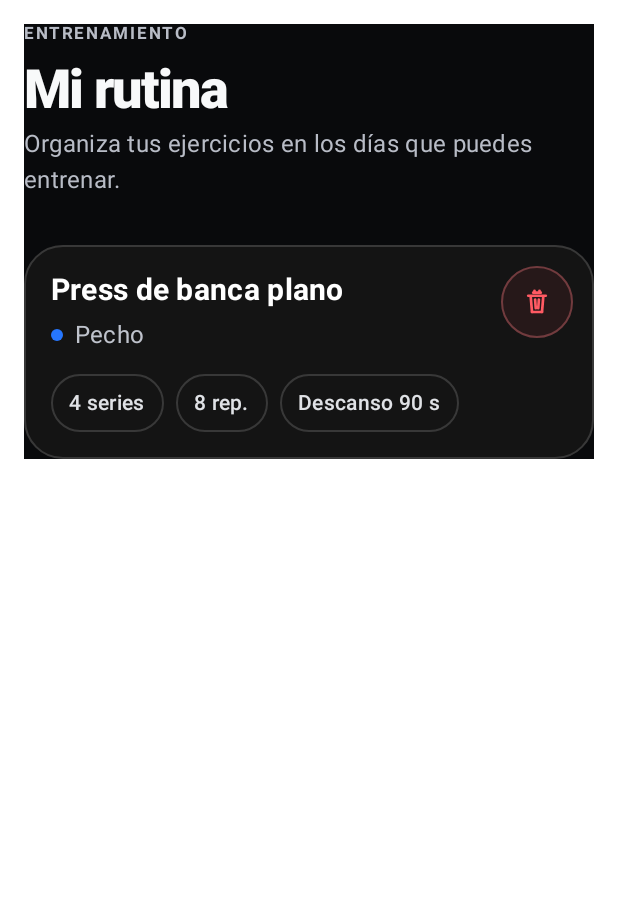
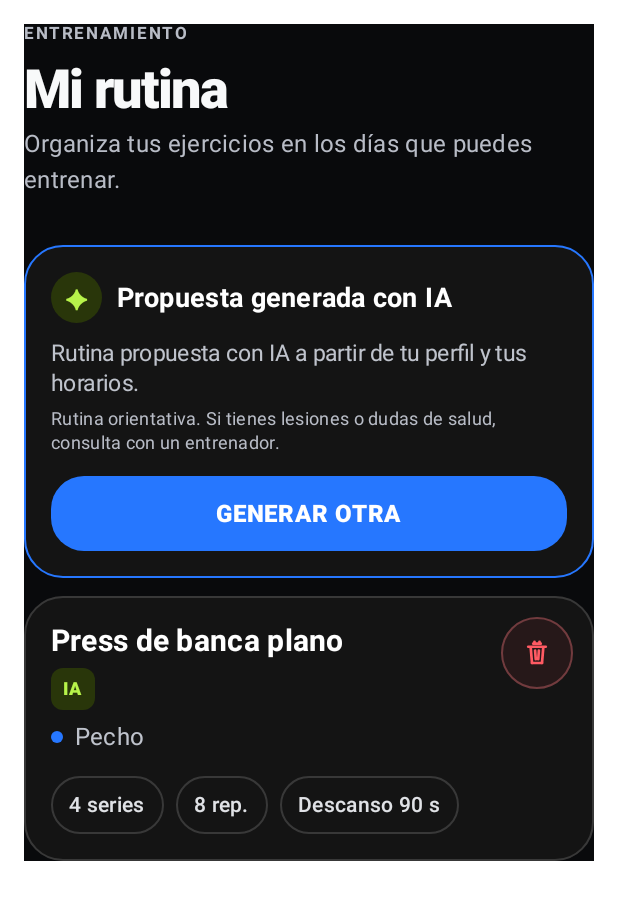
Before and after one commit to fabian-raam/YourPeak, an Android app built with Jetpack Compose: the @Preview function MiRutinaPreview, on a phone screen of 412 x 824 dp. Shown: the top 900 px of the screen. Run offline under Robolectric (Android 15) with nearby library versions, the phone set to English and light mode, and no system bars.

Commit message:
Agrega el generador de rutina con IA a la app móvil

```diff
--- a/Mobile/app/src/main/java/com/ramirez/yourpeak/ui/home/MiRutinaScreen.kt
+++ b/Mobile/app/src/main/java/com/ramirez/yourpeak/ui/home/MiRutinaScreen.kt
@@ -97,6 +97,14 @@ fun MiRutinaScreen(
                 TextButton(onClick = viewModel::reintentar) { Text("Reintentar") }
             }
             else -> {
+                TarjetaRutinaIa(
+                    propuesta = estado.propuesta,
+                    generando = estado.generando,
+                    habilitado = estado.puedeGenerar,
+                    hayDiasDisponibles = estado.dias.any { it.disponible },
+                    generar = viewModel::generar
+                )
+                Spacer(Modifier.height(16.dp))
                 Row(
                     modifier = Modifier.fillMaxWidth(),
                     horizontalArrangement = Arrangement.spacedBy(6.dp)
@@ -208,7 +216,7 @@ fun MiRutinaScreen(
                             Spacer(Modifier.height(12.dp))
                             Button(
                                 onClick = { mostrarSelector = true },
-                                enabled = estado.catalogo.isNotEmpty(),
+                                enabled = estado.catalogo.isNotEmpty() && !estado.generando,
                                 modifier = Modifier.height(50.dp),
                                 shape = RoundedCornerShape(22.dp)
                             ) {
@@ -262,7 +270,7 @@ fun MiRutinaScreen(
                 ) {
                     OutlinedButton(
                         onClick = viewModel::restablecer,
-                        enabled = estado.hayCambios && !estado.guardando,
+                        enabled = estado.hayCambios && !estado.guardando && !estado.generando,
                         modifier = Modifier.weight(1f).height(50.dp),
                         shape = RoundedCornerShape(18.dp)
                     ) {
@@ -270,7 +278,7 @@ fun MiRutinaScreen(
                     }
                     Button(
                         onClick = viewModel::guardar,
-                        enabled = estado.hayCambios && !estado.guardando,
+                        enabled = estado.hayCambios && !estado.guardando && !estado.generando,
                         modifier = Modifier.weight(1f).height(50.dp),
                         shape = RoundedCornerShape(18.dp)
                     ) {
@@ -339,6 +347,10 @@ private fun EjercicioAsignadoFila(ejercicio: EjercicioRutinaUi, quitar: () -> Un
                         fontWeight = FontWeight.Bold,
                         color = Color.White
                     )
+                    if (ejercicio.origen == ORIGEN_IA) {
+                        Spacer(Modifier.height(6.dp))
+                        EtiquetaIa()
+                    }
                     Spacer(Modifier.height(6.dp))
                     Row(verticalAlignment = Alignment.CenterVertically) {
                         Spacer(
@@ -367,6 +379,102 @@ private fun EjercicioAsignadoFila(ejercicio: EjercicioRutinaUi, quitar: () -> Un
                 EtiquetaDatoRutina("Descanso ${ejercicio.descansoSegundos} s")
             }
         }
+    }
+}
+
+/** Tarjeta para pedir una rutina al generador con IA; la propuesta no se guarda hasta pulsar «Guardar». */
+@Composable
+private fun TarjetaRutinaIa(
+    propuesta: PropuestaIa?,
+    generando: Boolean,
+    habilitado: Boolean,
+    hayDiasDisponibles: Boolean,
+    generar: () -> Unit
+) {
+    Surface(
+        modifier = Modifier.fillMaxWidth(),
+        shape = RoundedCornerShape(26.dp),
+        color = Color(0xFF141414),
+        border = BorderStroke(1.dp, if (propuesta != null) MaterialTheme.colorScheme.primary else Color(0xFF383838))
+    ) {
+        Column(Modifier.padding(18.dp)) {
+            Row(verticalAlignment = Alignment.CenterVertically) {
+                Surface(modifier = Modifier.size(34.dp), shape = CircleShape, color = Color(0xFF29360A)) {
+                    Box(contentAlignment = Alignment.Center) {
+                        Text("✦", fontSize = 17.sp, fontWeight = FontWeight.Black, color = Color(0xFFB7F34A))
+                    }
+                }
+                Spacer(Modifier.width(10.dp))
+                Text(
+                    when {
+                        propuesta == null -> "Rutina con IA"
+                        propuesta.conGemini -> "Propuesta generada con IA"
+                        else -> "Propuesta generada por reglas"
+                    },
+                    fontSize = 18.sp,
+                    fontWeight = FontWeight.Bold,
+                    color = Color.White
+                )
+            }
+            Spacer(Modifier.height(10.dp))
+            Text(
+                when {
+                    propuesta != null -> propuesta.mensaje
+                    hayDiasDisponibles -> "Te proponemos una semana de entrenamiento según tu perfil, tus horarios y el catálogo del gimnasio. Podrás revisarla antes de guardarla."
+                    else -> "Marca al menos un día en tu disponibilidad para generar una rutina."
+                },
+                fontSize = 15.sp,
+                lineHeight = 20.sp,
+                color = Color(0xFFBFC3CC)
+            )
+            Spacer(Modifier.height(6.dp))
+            Text(
+                "Rutina orientativa. Si tienes lesiones o dudas de salud, consulta con un entrenador.",
+                fontSize = 12.sp,
+                lineHeight = 16.sp,
+                color = MaterialTheme.colorScheme.onSurfaceVariant
+            )
+            Spacer(Modifier.height(14.dp))
+            Button(
+                onClick = generar,
+                enabled = habilitado,
+                modifier = Modifier.fillMaxWidth().height(50.dp),
+                shape = RoundedCornerShape(22.dp)
+            ) {
+                if (generando) {
+                    CircularProgressIndicator(
+                        modifier = Modifier.height(18.dp),
+                        strokeWidth = 2.dp,
+                        color = MaterialTheme.colorScheme.onPrimary
+                    )
+                    Spacer(Modifier.width(8.dp))
+                }
+                Text(
+                    when {
+                        generando -> "GENERANDO"
+                        propuesta != null -> "GENERAR OTRA"
+                        else -> "GENERAR CON IA"
+                    },
+                    fontSize = 16.sp,
+                    fontWeight = FontWeight.Black,
+                    letterSpacing = 0.5.sp
+                )
+            }
+        }
+    }
+}
+
+@Composable
+private fun EtiquetaIa() {
+    Surface(shape = RoundedCornerShape(8.dp), color = Color(0xFF29360A)) {
+        Text(
+            "IA",
+            modifier = Modifier.padding(horizontal = 8.dp, vertical = 2.dp),
+            fontSize = 12.sp,
+            fontWeight = FontWeight.Black,
+            letterSpacing = 0.6.sp,
+            color = Color(0xFFB7F34A)
+        )
     }
 }
 
@@ -668,8 +776,16 @@ private fun MiRutinaPreview() {
                     introduccion = "Organiza tus ejercicios en los días que puedes entrenar."
                 )
                 Spacer(Modifier.height(12.dp))
+                TarjetaRutinaIa(
+                    propuesta = PropuestaIa("GEMINI", "Rutina propuesta con IA a partir de tu perfil y tus horarios."),
+                    generando = false,
+                    habilitado = true,
+                    hayDiasDisponibles = true,
+                    generar = {}
+                )
+                Spacer(Modifier.height(12.dp))
                 EjercicioAsignadoFila(
-                    EjercicioRutinaUi(1, "Press de banca plano", "Pecho", "REPETICIONES", 4, 8, null, 90),
+                    EjercicioRutinaUi(1, "Press de banca plano", "Pecho", "REPETICIONES", 4, 8, null, 90, ORIGEN_IA),
                     quitar = {}
                 )
             }
```
Also changed, not shown: Mobile/app/src/main/java/com/ramirez/yourpeak/data/model/RutinaModels.kt (+7 -0 lines), Mobile/app/src/main/java/com/ramirez/yourpeak/data/network/ApiService.kt (+8 -0 lines), Mobile/app/src/main/java/com/ramirez/yourpeak/data/repository/RutinaRepository.kt (+22 -0 lines), Mobile/app/src/main/java/com/ramirez/yourpeak/ui/home/MiRutinaViewModel.kt (+44 -1 lines), 1 other file.
